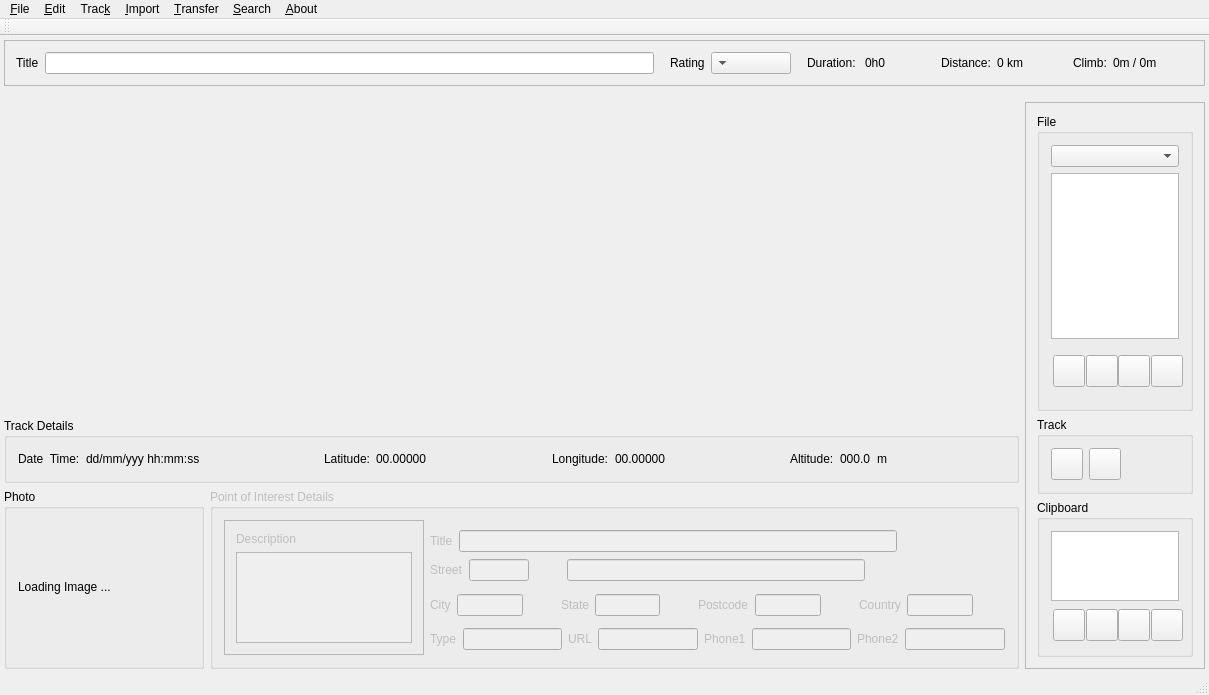
Above: src/mainwindow.ui from trumpton/POI before the change. Below: the same form after it.
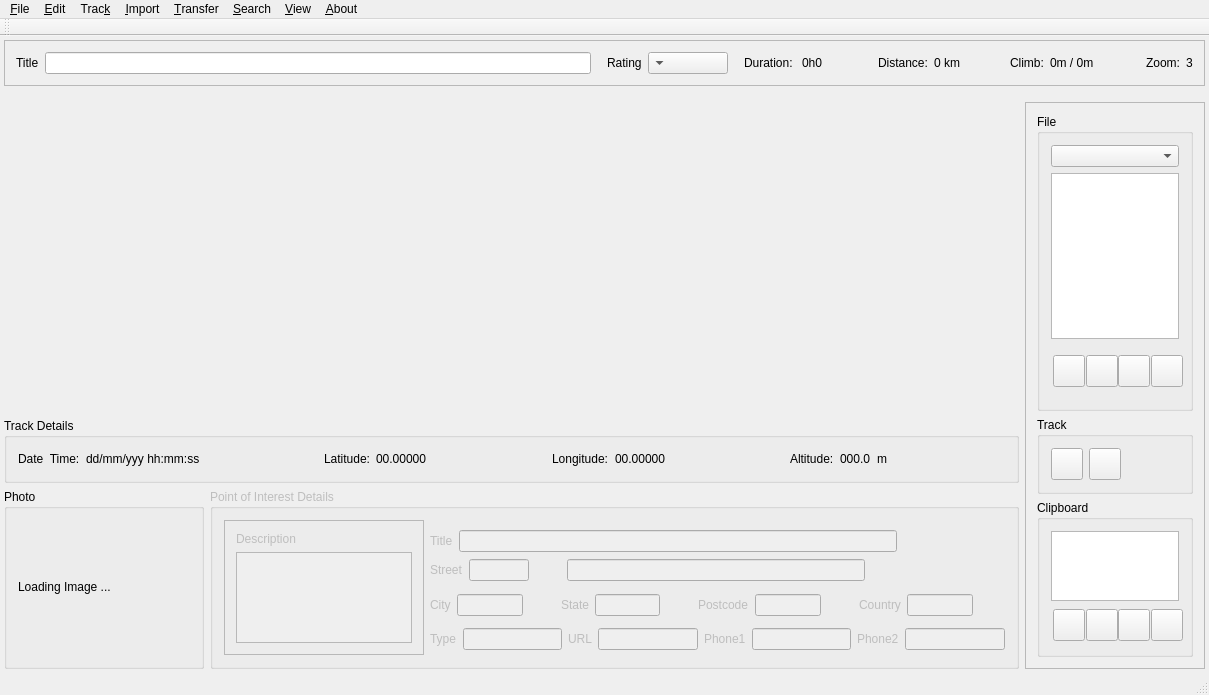
That is the form after the change. Icons and pictures are not drawn. Custom widgets are drawn as their Qt base class.

Diff of the .ui file:
```diff
--- a/src/mainwindow.ui
+++ b/src/mainwindow.ui
@@ -212,6 +212,36 @@
          </property>
         </widget>
        </item>
+       <item>
+        <spacer name="horizontalSpacer_10">
+         <property name="orientation">
+          <enum>Qt::Horizontal</enum>
+         </property>
+         <property name="sizeType">
+          <enum>QSizePolicy::Minimum</enum>
+         </property>
+         <property name="sizeHint" stdset="0">
+          <size>
+           <width>10</width>
+           <height>20</height>
+          </size>
+         </property>
+        </spacer>
+       </item>
+       <item>
+        <widget class="QLabel" name="label_17">
+         <property name="text">
+          <string>Zoom:</string>
+         </property>
+        </widget>
+       </item>
+       <item>
+        <widget class="QLabel" name="label_zoom">
+         <property name="text">
+          <string>3</string>
+         </property>
+        </widget>
+       </item>
       </layout>
      </widget>
     </item>
@@ -1729,12 +1759,27 @@
     </property>
     <addaction name="action_FindLocation"/>
    </widget>
+   <widget class="QMenu" name="menuView">
+    <property name="title">
+     <string>&amp;View</string>
+    </property>
+    <addaction name="action_ShowStandard"/>
+    <addaction name="action_ShowAerial"/>
+    <addaction name="action_ShowContour"/>
+    <addaction name="separator"/>
+    <addaction name="action_ShowSatelliteOverlay"/>
+    <addaction name="action_ShowTrailsOverlay"/>
+    <addaction name="separator"/>
+    <addaction name="action_ShowTrack"/>
+    <addaction name="action_ShowActualDuration"/>
+   </widget>
    <addaction name="menu_File"/>
    <addaction name="menu_Edit"/>
    <addaction name="menu_Track"/>
    <addaction name="menu_Import"/>
    <addaction name="menu_Export"/>
    <addaction name="menu_Search"/>
+   <addaction name="menuView"/>
    <addaction name="menu_About"/>
   </widget>
   <widget class="QToolBar" name="mainToolBar">
```
Left out of the diff: 93 changed lines with no effect on the pictures.
